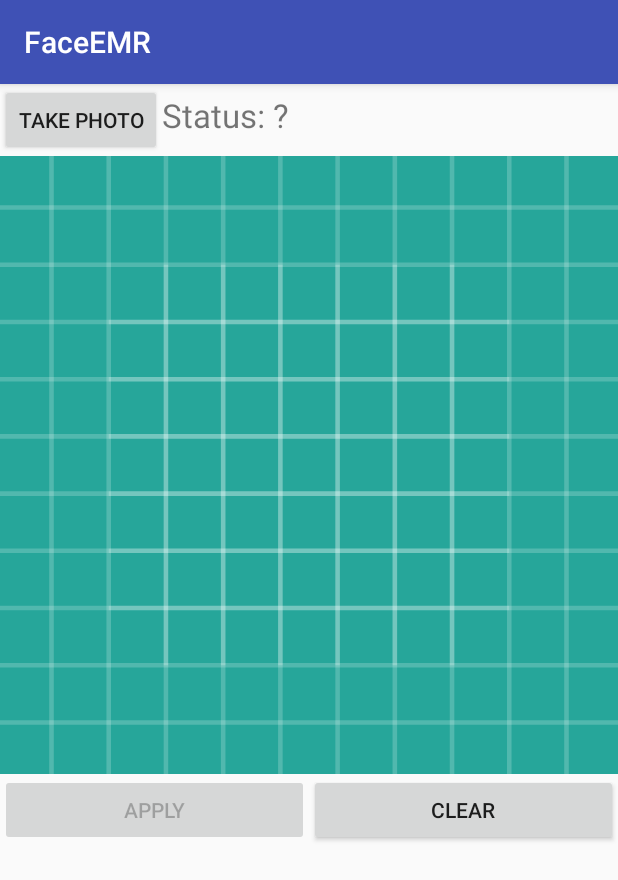
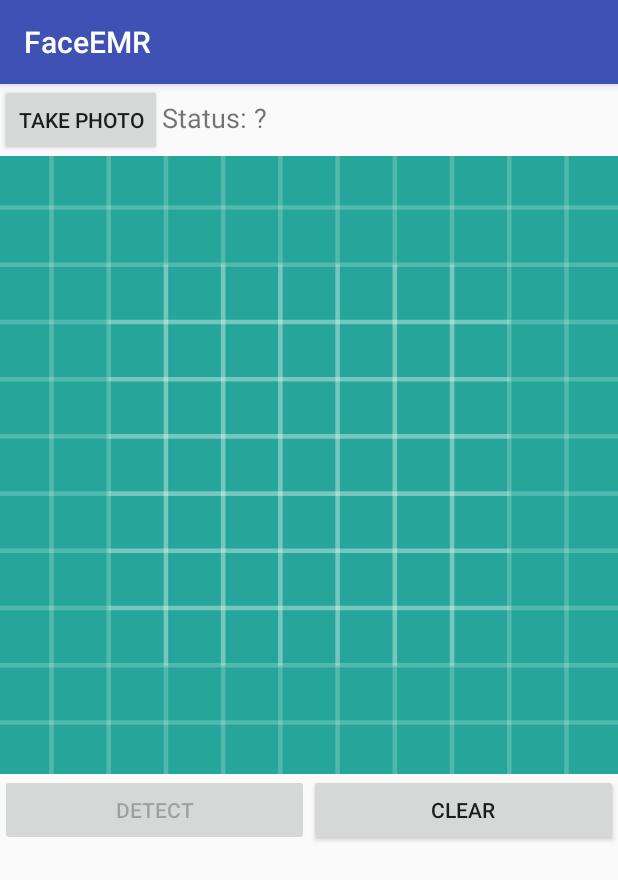
Before and after one commit to robi56/FaceEMR, an Android app: the screen it shows after launch (MainActivity), on a phone screen of 412 x 824 dp. Shown: the top 880 px of the screen. Run offline under Robolectric (Android 15) with nearby library versions, the phone set to English and light mode, and no system bars; libraries missing offline, so code that uses them is left out: org.tensorflow.contrib; 1 statement that could not run was skipped.

Commit message:
add some refactoring in java class

```diff
--- a/FaceEMR/app/src/main/java/com/compositeai/faceemr/MainActivity.java
+++ b/FaceEMR/app/src/main/java/com/compositeai/faceemr/MainActivity.java
@@ -76,7 +76,6 @@ public class MainActivity extends AppCompatActivity {
     }
 
     private void dispatchTakePictureIntent() {
-        detect.setEnabled(true);
         Intent takePictureIntent = new Intent(MediaStore.ACTION_IMAGE_CAPTURE);
         if (takePictureIntent.resolveActivity(getPackageManager()) != null) {
             startActivityForResult(takePictureIntent, REQUEST_IMAGE_CAPTURE);
@@ -102,8 +101,10 @@ public class MainActivity extends AppCompatActivity {
         }).start();
     }
 
+    /**
+     * The main function for emotion detection
+     */
     private void detectEmotion(){
-
 
         Bitmap image=((BitmapDrawable)faceImageView.getDrawable()).getBitmap();
         Bitmap grayImage = toGrayscale(image);
@@ -151,6 +152,9 @@ public class MainActivity extends AppCompatActivity {
 
     }
 
+    /**
+     *
+     */
     private void clearStatus(){
         detect.setEnabled(false);
         this.faceImageView.setImageResource(R.drawable.ic_launcher_background);
@@ -158,6 +162,11 @@ public class MainActivity extends AppCompatActivity {
 
     }
 
+    /**
+     *
+     * @param bmpOriginal
+     * @return
+     */
     // https://stackoverflow.com/questions/3373860/convert-a-bitmap-to-grayscale-in-android?utm_medium=organic&utm_source=google_rich_qa&utm_campaign=google_rich_qa
     public Bitmap toGrayscale(Bitmap bmpOriginal)
     {
@@ -184,6 +193,7 @@ public class MainActivity extends AppCompatActivity {
     @Override
     protected void onActivityResult(int requestCode, int resultCode, Intent data) {
         if (requestCode == REQUEST_IMAGE_CAPTURE && resultCode == RESULT_OK) {
+            detect.setEnabled(true);
             Bundle extras = data.getExtras();
             Bitmap imageBitmap = (Bitmap) extras.get("data");
             faceImageView.setImageBitmap(imageBitmap);
--- a/FaceEMR/app/src/main/res/layout/activity_main.xml
+++ b/FaceEMR/app/src/main/res/layout/activity_main.xml
@@ -27,7 +27,7 @@
                 android:layout_width="wrap_content"
                 android:layout_height="wrap_content"
                 android:layout_weight="1"
-                android:textSize="22sp"
+                android:textSize="18sp"
                 android:text="Status: ?">
             </TextView>
         </LinearLayout>
@@ -48,7 +48,7 @@
                 android:id="@+id/detect"
                 android:layout_width="wrap_content"
                 android:layout_height="wrap_content"
-                android:layout_weight="1" android:text="Apply">
+                android:layout_weight="1" android:text="Detect">
             </Button>
             <Button
                 android:id="@+id/reset"
```
Also changed, not shown: FaceEMR/app/src/main/java/com/compositeai/predictivemodels/TensorFlowClassifier.java (+3 -13 lines).
